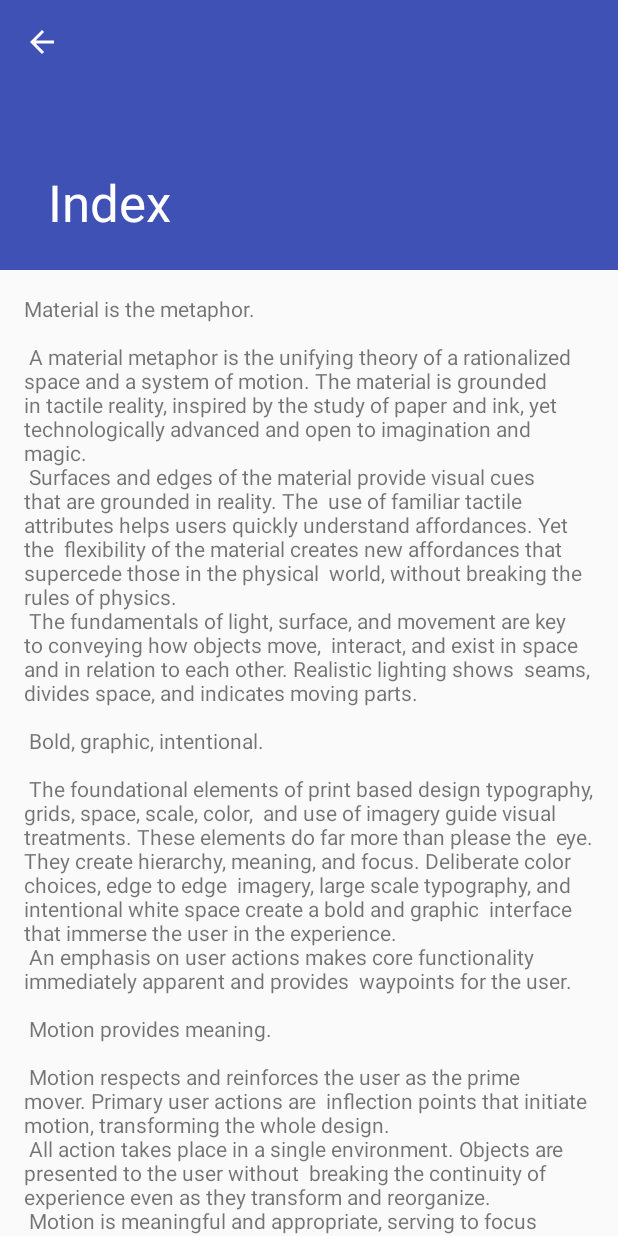
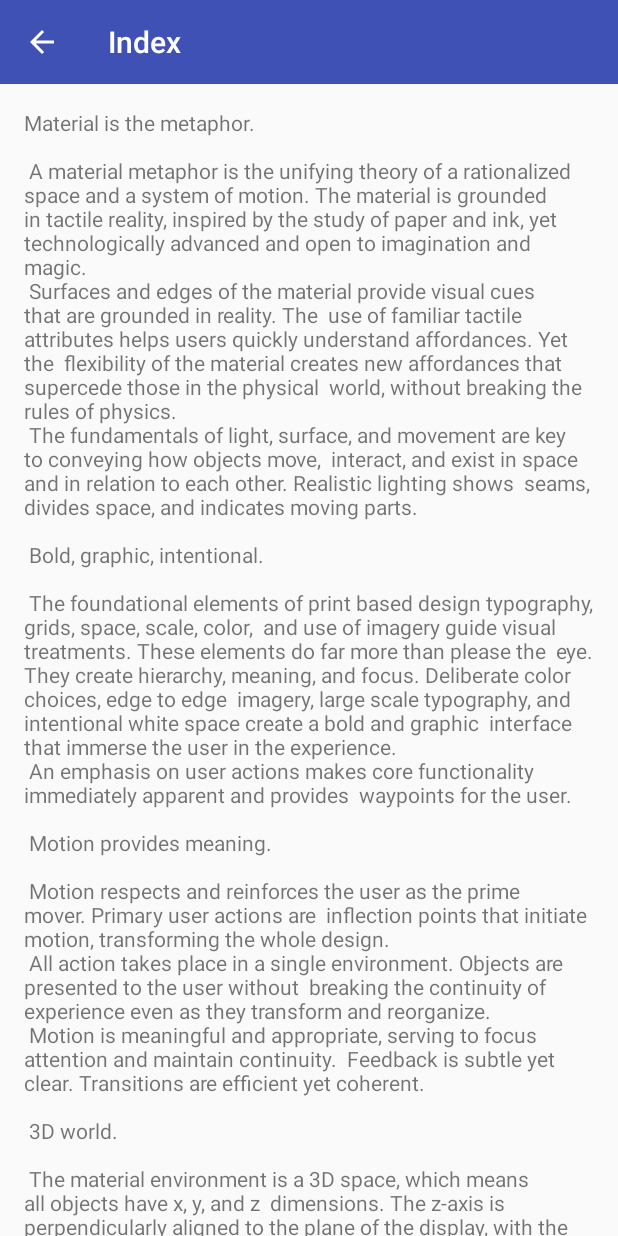
Before and after one commit to FolsomMike/DreamMaster, an Android app: the IndexActivity screen opened directly, with no data from a screen before it, on a phone screen of 412 x 824 dp. Run offline under Robolectric (Android 15) with nearby library versions, the phone set to English and light mode, and no system bars.

Commit message:
Removed floating button and changed from expanding/collapsing toolbar to static version.
Signed-off-by: Mike Schoonover <mike@skoonie.com>

```diff
--- a/app/src/main/java/com/mksystems/mks/dreammaster/IndexActivity.java
+++ b/app/src/main/java/com/mksystems/mks/dreammaster/IndexActivity.java
@@ -16,14 +16,6 @@ public class IndexActivity extends AppCompatActivity {
         Toolbar toolbar = (Toolbar) findViewById(R.id.toolbar);
         setSupportActionBar(toolbar);
 
-        FloatingActionButton fab = (FloatingActionButton) findViewById(R.id.fab);
-        fab.setOnClickListener(new View.OnClickListener() {
-            @Override
-            public void onClick(View view) {
-                Snackbar.make(view, "Replace with your own action", Snackbar.LENGTH_LONG)
-                        .setAction("Action", null).show();
-            }
-        });
         getSupportActionBar().setDisplayHomeAsUpEnabled(true);
     }
 }
--- a/app/src/main/res/layout/activity_index.xml
+++ b/app/src/main/res/layout/activity_index.xml
@@ -8,28 +8,17 @@
     tools:context="com.mksystems.mks.dreammaster.IndexActivity">
 
     <android.support.design.widget.AppBarLayout
-        android:id="@+id/app_bar"
         android:layout_width="match_parent"
-        android:layout_height="@dimen/app_bar_height"
-        android:fitsSystemWindows="true"
+        android:layout_height="wrap_content"
         android:theme="@style/AppTheme.AppBarOverlay">
 
-        <android.support.design.widget.CollapsingToolbarLayout
-            android:id="@+id/toolbar_layout"
+        <android.support.v7.widget.Toolbar
+            android:id="@+id/toolbar"
             android:layout_width="match_parent"
-            android:layout_height="match_parent"
-            android:fitsSystemWindows="true"
-            app:contentScrim="?attr/colorPrimary"
-            app:layout_scrollFlags="scroll|exitUntilCollapsed">
+            android:layout_height="?attr/actionBarSize"
+            android:background="?attr/colorPrimary"
+            app:popupTheme="@style/AppTheme.PopupOverlay" />
 
-            <android.support.v7.widget.Toolbar
-                android:id="@+id/toolbar"
-                android:layout_width="match_parent"
-                android:layout_height="?attr/actionBarSize"
-                app:layout_collapseMode="pin"
-                app:popupTheme="@style/AppTheme.PopupOverlay" />
-
-        </android.support.design.widget.CollapsingToolbarLayout>
     </android.support.design.widget.AppBarLayout>
 
     <include layout="@layout/content_index" />
```
